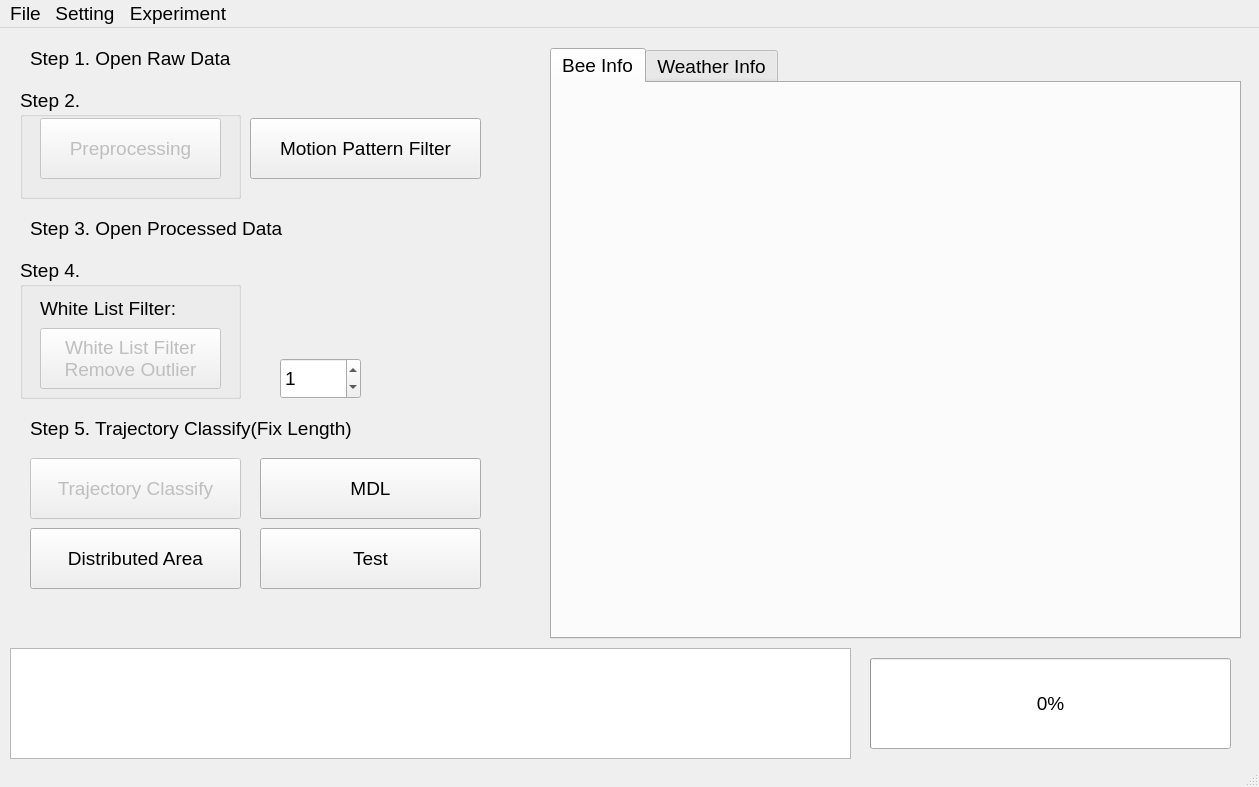
First picture: the form in dataprocesswindow.ui, repository jefftsai8049/In-hive_Honey_Bee_Monitoring_System, before the edit.
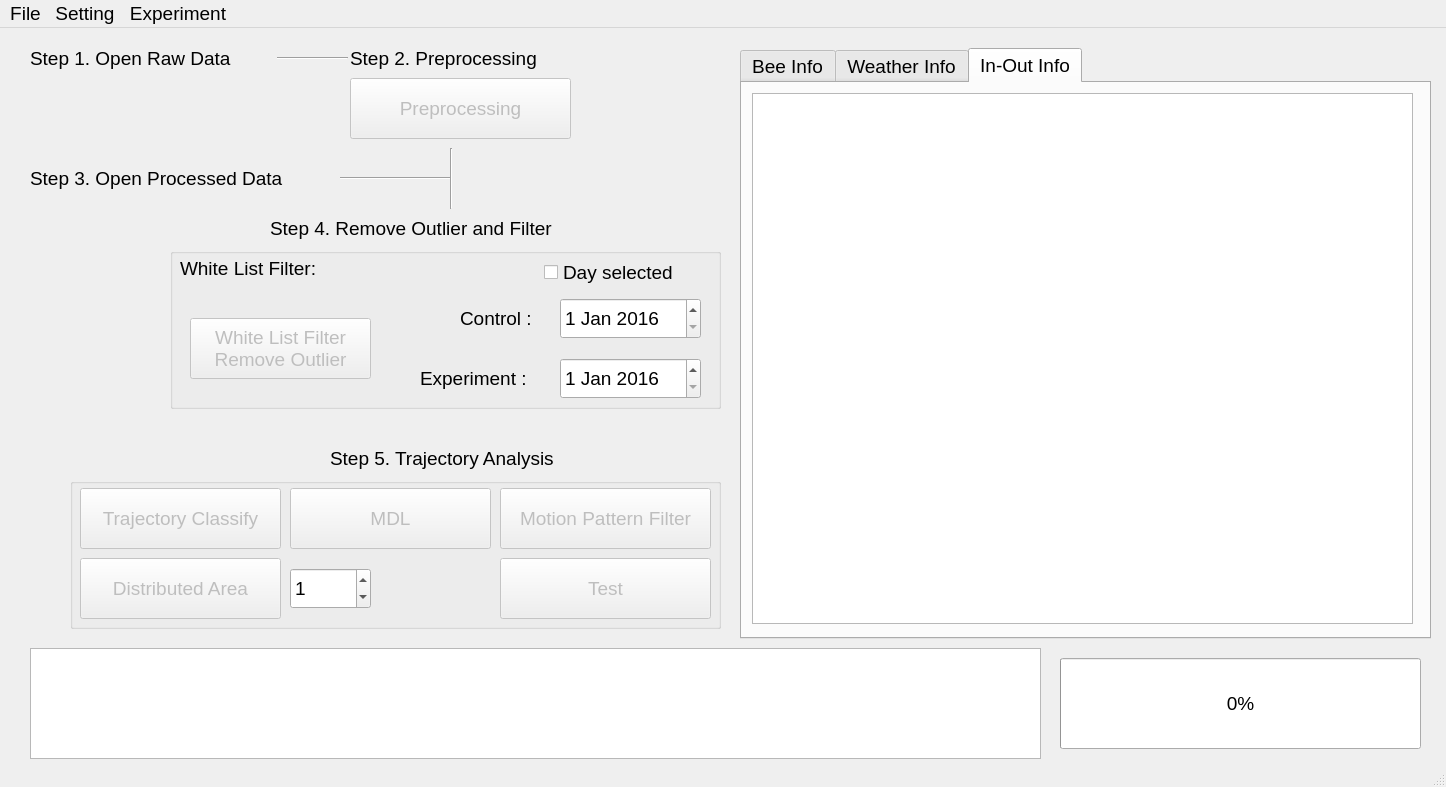
Second picture: the form after the edit. Custom widgets are drawn as their Qt base class.

Commit message: add in out analysis

```diff
--- a/dataprocesswindow.ui
+++ b/dataprocesswindow.ui
@@ -6,7 +6,7 @@
    <rect>
     <x>0</x>
     <y>0</y>
-    <width>1259</width>
+    <width>1446</width>
     <height>787</height>
    </rect>
   </property>
@@ -23,9 +23,9 @@
    <widget class="QTextBrowser" name="system_log_textBrowser">
     <property name="geometry">
      <rect>
-      <x>10</x>
+      <x>30</x>
       <y>620</y>
-      <width>841</width>
+      <width>1011</width>
       <height>111</height>
      </rect>
     </property>
@@ -33,7 +33,7 @@
    <widget class="QProgressBar" name="progressBar">
     <property name="geometry">
      <rect>
-      <x>870</x>
+      <x>1060</x>
       <y>630</y>
       <width>361</width>
       <height>91</height>
@@ -43,41 +43,6 @@
      <number>0</number>
     </property>
    </widget>
-   <widget class="QGroupBox" name="groupBox">
-    <property name="geometry">
-     <rect>
-      <x>20</x>
-      <y>60</y>
-      <width>221</width>
-      <height>111</height>
-     </rect>
-    </property>
-    <property name="title">
-     <string>Step 2.</string>
-    </property>
-    <widget class="QPushButton" name="data_preprocessing_pushButton">
-     <property name="enabled">
-      <bool>false</bool>
-     </property>
-     <property name="geometry">
-      <rect>
-       <x>20</x>
-       <y>30</y>
-       <width>181</width>
-       <height>61</height>
-      </rect>
-     </property>
-     <property name="font">
-      <font>
-       <family>Arial</family>
-       <pointsize>14</pointsize>
-      </font>
-     </property>
-     <property name="text">
-      <string>Preprocessing</string>
-     </property>
-    </widget>
-   </widget>
    <widget class="QLabel" name="label">
     <property name="geometry">
      <rect>
@@ -95,7 +60,7 @@
     <property name="geometry">
      <rect>
       <x>30</x>
-      <y>180</y>
+      <y>130</y>
       <width>321</width>
       <height>41</height>
      </rect>
@@ -107,26 +72,89 @@
    <widget class="QGroupBox" name="groupBox_2">
     <property name="geometry">
      <rect>
-      <x>20</x>
-      <y>230</y>
-      <width>221</width>
-      <height>141</height>
+      <x>170</x>
+      <y>220</y>
+      <width>551</width>
+      <height>161</height>
      </rect>
     </property>
     <property name="title">
-     <string>Step 4.</string>
+     <string/>
     </property>
-    <widget class="QLabel" name="current_white_list_label">
+    <widget class="QDateEdit" name="control_start_dateEdit">
      <property name="geometry">
       <rect>
-       <x>20</x>
-       <y>40</y>
-       <width>181</width>
+       <x>390</x>
+       <y>50</y>
+       <width>141</width>
+       <height>41</height>
+      </rect>
+     </property>
+     <property name="date">
+      <date>
+       <year>2016</year>
+       <month>1</month>
+       <day>1</day>
+      </date>
+     </property>
+    </widget>
+    <widget class="QDateEdit" name="experiment_start_dateEdit">
+     <property name="geometry">
+      <rect>
+       <x>390</x>
+       <y>110</y>
+       <width>141</width>
+       <height>41</height>
+      </rect>
+     </property>
+     <property name="dateTime">
+      <datetime>
+       <hour>0</hour>
+       <minute>0</minute>
+       <second>0</second>
+       <year>2016</year>
+       <month>1</month>
+       <day>1</day>
+      </datetime>
+     </property>
+    </widget>
+    <widget class="QLabel" name="label_4">
+     <property name="geometry">
+      <rect>
+       <x>290</x>
+       <y>60</y>
+       <width>91</width>
        <height>21</height>
       </rect>
      </property>
      <property name="text">
-      <string>White List Filter:</string>
+      <string>Control :</string>
+     </property>
+    </widget>
+    <widget class="QLabel" name="label_5">
+     <property name="geometry">
+      <rect>
+       <x>250</x>
+       <y>120</y>
+       <width>131</width>
+       <height>21</height>
+      </rect>
+     </property>
+     <property name="text">
+      <string>Experiment :</string>
+     </property>
+    </widget>
+    <widget class="QCheckBox" name="day_selected_checkBox">
+     <property name="geometry">
+      <rect>
+       <x>374</x>
+       <y>9</y>
+       <width>161</width>
+       <height>31</height>
+      </rect>
+     </property>
+     <property name="text">
+      <string>Day selected</string>
      </property>
     </widget>
     <widget class="QPushButton" name="white_list_smoothing_pushButton">
@@ -146,18 +174,37 @@
 Remove Outlier</string>
      </property>
     </widget>
+    <widget class="QLabel" name="current_white_list_label">
+     <property name="geometry">
+      <rect>
+       <x>10</x>
+       <y>10</y>
+       <width>351</width>
+       <height>21</height>
+      </rect>
+     </property>
+     <property name="text">
+      <string>White List Filter:</string>
+     </property>
+    </widget>
    </widget>
    <widget class="QTabWidget" name="tabWidget">
     <property name="geometry">
      <rect>
-      <x>550</x>
+      <x>740</x>
       <y>20</y>
       <width>691</width>
       <height>591</height>
      </rect>
     </property>
     <property name="currentIndex">
-     <number>0</number>
+     <number>2</number>
+    </property>
+    <property name="iconSize">
+     <size>
+      <width>20</width>
+      <height>20</height>
+     </size>
     </property>
     <widget class="QWidget" name="bee_info">
      <attribute name="title">
@@ -209,109 +256,236 @@
       </property>
      </widget>
     </widget>
+    <widget class="QWidget" name="in_out_info">
+     <attribute name="title">
+      <string>In-Out Info</string>
+     </attribute>
+     <widget class="QTextBrowser" name="in_out_info_textBrowser">
+      <property name="geometry">
+       <rect>
+        <x>10</x>
+        <y>10</y>
+        <width>661</width>
+        <height>531</height>
+       </rect>
+      </property>
+     </widget>
+    </widget>
    </widget>
-   <widget class="QPushButton" name="mdl_pushButton">
+   <widget class="QLabel" name="label_3">
     <property name="geometry">
      <rect>
-      <x>260</x>
-      <y>430</y>
-      <width>221</width>
-      <height>61</height>
+      <x>330</x>
+      <y>410</y>
+      <width>271</width>
+      <height>41</height>
      </rect>
     </property>
     <property name="text">
-     <string>MDL</string>
+     <string>Step 5. Trajectory Analysis</string>
     </property>
    </widget>
-   <widget class="QPushButton" name="trajectory_classify_pushButton">
+   <widget class="QPushButton" name="data_preprocessing_pushButton">
     <property name="enabled">
      <bool>false</bool>
     </property>
     <property name="geometry">
      <rect>
-      <x>30</x>
-      <y>430</y>
-      <width>211</width>
-      <height>61</height>
-     </rect>
-    </property>
-    <property name="text">
-     <string>Trajectory Classify</string>
-    </property>
-   </widget>
-   <widget class="QLabel" name="label_3">
-    <property name="geometry">
-     <rect>
-      <x>30</x>
-      <y>380</y>
-      <width>401</width>
-      <height>41</height>
-     </rect>
-    </property>
-    <property name="text">
-     <string>Step 5. Trajectory Classify(Fix Length)</string>
-    </property>
-   </widget>
-   <widget class="QPushButton" name="test_pushButton">
-    <property name="geometry">
-     <rect>
-      <x>260</x>
-      <y>500</y>
+      <x>350</x>
+      <y>50</y>
       <width>221</width>
       <height>61</height>
      </rect>
     </property>
+    <property name="font">
+     <font>
+      <family>Arial</family>
+      <pointsize>14</pointsize>
+     </font>
+    </property>
     <property name="text">
-     <string>Test</string>
+     <string>Preprocessing</string>
     </property>
    </widget>
-   <widget class="QPushButton" name="distributed_area_pushButton">
+   <widget class="QLabel" name="label_6">
     <property name="geometry">
      <rect>
-      <x>30</x>
-      <y>500</y>
-      <width>211</width>
-      <height>61</height>
+      <x>350</x>
+      <y>10</y>
+      <width>301</width>
+      <height>41</height>
      </rect>
     </property>
     <property name="text">
-     <string>Distributed Area</string>
+     <string>Step 2. Preprocessing</string>
     </property>
    </widget>
-   <widget class="QSpinBox" name="c_value_spinBox">
+   <widget class="Line" name="line">
     <property name="geometry">
      <rect>
-      <x>280</x>
-      <y>330</y>
-      <width>81</width>
-      <height>41</height>
+      <x>277</x>
+      <y>20</y>
+      <width>71</width>
+      <height>20</height>
      </rect>
     </property>
-    <property name="value">
-     <number>1</number>
+    <property name="orientation">
+     <enum>Qt::Horizontal</enum>
     </property>
    </widget>
-   <widget class="QPushButton" name="motion_pattern_filterpushButton">
+   <widget class="Line" name="line_2">
     <property name="geometry">
      <rect>
-      <x>250</x>
-      <y>90</y>
-      <width>231</width>
+      <x>450</x>
+      <y>120</y>
+      <width>3</width>
       <height>61</height>
      </rect>
     </property>
+    <property name="orientation">
+     <enum>Qt::Vertical</enum>
+    </property>
+   </widget>
+   <widget class="QLabel" name="label_7">
+    <property name="geometry">
+     <rect>
+      <x>270</x>
+      <y>180</y>
+      <width>361</width>
+      <height>41</height>
+     </rect>
+    </property>
     <property name="text">
-     <string>Motion Pattern Filter</string>
+     <string>Step 4. Remove Outlier and Filter</string>
     </property>
    </widget>
+   <widget class="Line" name="line_3">
+    <property name="geometry">
+     <rect>
+      <x>340</x>
+      <y>140</y>
+      <width>111</width>
+      <height>20</height>
+     </rect>
+    </property>
+    <property name="orientation">
+     <enum>Qt::Horizontal</enum>
+    </property>
+   </widget>
+   <widget class="QGroupBox" name="groupBox">
+    <property name="geometry">
+     <rect>
+      <x>70</x>
+      <y>450</y>
+      <width>651</width>
+      <height>151</height>
+     </rect>
+    </property>
+    <property name="title">
+     <string/>
+    </property>
+    <widget class="QPushButton" name="distributed_area_pushButton">
+     <property name="enabled">
+      <bool>false</bool>
+     </property>
+     <property name="geometry">
+      <rect>
+       <x>10</x>
+       <y>80</y>
+       <width>201</width>
+       <height>61</height>
+      </rect>
+     </property>
+     <property name="text">
+      <string>Distributed Area</string>
+     </property>
+    </widget>
+    <widget class="QPushButton" name="mdl_pushButton">
+     <property name="enabled">
+      <bool>false</bool>
+     </property>
+     <property name="geometry">
+      <rect>
+       <x>220</x>
+       <y>10</y>
+       <width>201</width>
+       <height>61</height>
+      </rect>
+     </property>
+     <property name="text">
+      <string>MDL</string>
+     </property>
+    </widget>
+    <widget class="QPushButton" name="trajectory_classify_pushButton">
+     <property name="enabled">
+      <bool>false</bool>
+     </property>
+     <property name="geometry">
+      <rect>
+       <x>10</x>
+       <y>10</y>
+       <width>201</width>
+       <height>61</height>
+      </rect>
+     </property>
+     <property name="text">
+      <string>Trajectory Classify</string>
+     </property>
+    </widget>
+    <widget class="QSpinBox" name="c_value_spinBox">
+     <property name="geometry">
+      <rect>
+       <x>220</x>
+       <y>90</y>
+       <width>81</width>
+       <height>41</height>
+      </rect>
+     </property>
+     <property name="value">
+      <number>1</number>
+     </property>
+    </widget>
+    <widget class="QPushButton" name="test_pushButton">
+     <property name="enabled">
+      <bool>false</bool>
+     </property>
+     <property name="geometry">
+      <rect>
+       <x>430</x>
+       <y>80</y>
+       <width>211</width>
+       <height>61</height>
+      </rect>
+     </property>
+     <property name="text">
+      <string>Test</string>
+     </property>
+    </widget>
+    <widget class="QPushButton" name="motion_pattern_filterpushButton">
+     <property name="enabled">
+      <bool>false</bool>
+     </property>
+     <property name="geometry">
+      <rect>
+       <x>430</x>
+       <y>10</y>
+       <width>211</width>
+       <height>61</height>
+      </rect>
+     </property>
+     <property name="text">
+      <string>Motion Pattern Filter</string>
+     </property>
+    </widget>
+   </widget>
   </widget>
   <widget class="QMenuBar" name="menubar">
    <property name="geometry">
     <rect>
      <x>0</x>
      <y>0</y>
-     <width>1259</width>
-     <height>25</height>
+     <width>1446</width>
+     <height>21</height>
     </rect>
    </property>
    <widget class="QMenu" name="menuFile">
```
Left out of the diff: 7 changed lines with no effect on the pictures. The commit also changes 11 other files.
